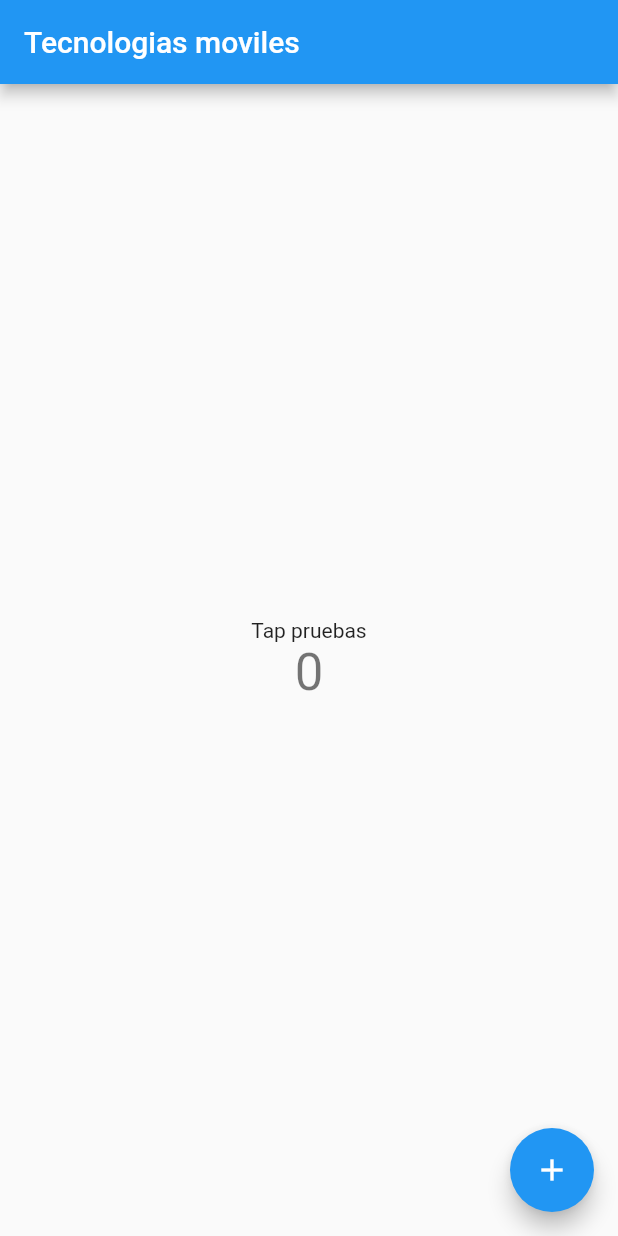
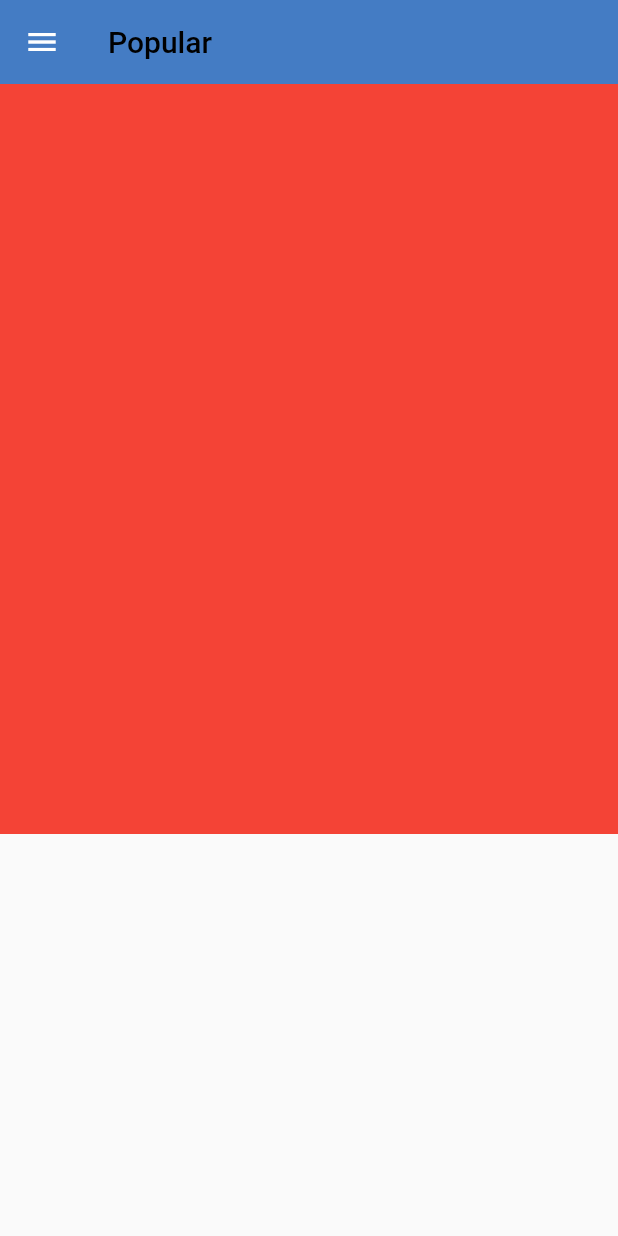
Before and after one commit to Thomasrb26/ProyectoTecMoviles, a Flutter app: the screen it shows after launch, on a phone screen of 412 x 824 dp. Run offline on Flutter 3.47's test engine with Material 2 defaults, Android fonts, the phone set to English and light mode, and no system bars.

Commit message:
menu scroll

```diff
--- a/ProyectoTecMoviles/ProyectoFlutter/lib/main.dart
+++ b/ProyectoTecMoviles/ProyectoFlutter/lib/main.dart
@@ -1,115 +1,20 @@
 import 'package:flutter/material.dart';
+import 'package:flutter_demo/screens/screens.dart';
 
-void main() {
-  runApp(const MyApp());
-}
+void main() => runApp(MyApp());
 
 class MyApp extends StatelessWidget {
-  const MyApp({Key? key}) : super(key: key);
-
-  // This widget is the root of your application.
   @override
   Widget build(BuildContext context) {
     return MaterialApp(
-      title: 'Flutter Demo',
-      theme: ThemeData(
-        // This is the theme of your application.
-        //
-        // Try running your application with "flutter run". You'll see the
-        // application has a blue toolbar. Then, without quitting the app, try
-        // changing the primarySwatch below to Colors.green and then invoke
-        // "hot reload" (press "r" in the console where you ran "flutter run",
-        // or simply save your changes to "hot reload" in a Flutter IDE).
-        // Notice that the counter didn't reset back to zero; the application
-        // is not restarted.
-        primarySwatch: Colors.blue,
-      ),
-      home: const MyHomePage(title: 'Tecnologias moviles'),
-    );
+        debugShowCheckedModeBanner: false,
+        title: 'ALERTASAPP',
+        initialRoute: 'home',
+        routes: {
+          'home': (_) => homeScreen(),
+          'details': (_) => detailsScreen(),
+        },
+        theme: ThemeData.light().copyWith(
+            appBarTheme: AppBarTheme(color: Color.fromRGBO(68, 124, 196, 1))));
   }
 }
-
-class MyHomePage extends StatefulWidget {
-  const MyHomePage({Key? key, required this.title}) : super(key: key);
-
-  // This widget is the home page of your application. It is stateful, meaning
-  // that it has a State object (defined below) that contains fields that affect
-  // how it looks.
-
-  // This class is the configuration for the state. It holds the values (in this
-  // case the title) provided by the parent (in this case the App widget) and
-  // used by the build method of the State. Fields in a Widget subclass are
-  // always marked "final".
-
-  final String title;
-
-  @override
-  State<MyHomePage> createState() => _MyHomePageState();
-}
-
-class _MyHomePageState extends State<MyHomePage> {
-  int _counter = 0;
-
-  void _incrementCounter() {
-    setState(() {
-      // This call to setState tells the Flutter framework that something has
-      // changed in this State, which causes it to rerun the build method below
-      // so that the display can reflect the updated values. If we changed
-      // _counter without calling setState(), then the build method would not be
-      // called again, and so nothing would appear to happen.
-      _counter++;
-    });
-  }
-
-  @override
-  Widget build(BuildContext context) {
-    // This method is rerun every time setState is called, for instance as done
-    // by the _incrementCounter method above.
-    //
-    // The Flutter framework has been optimized to make rerunning build methods
-    // fast, so that you can just rebuild anything that needs updating rather
-    // than having to individually change instances of widgets.
-    return Scaffold(
-      appBar: AppBar(
-        // Here we take the value from the MyHomePage object that was created by
-        // the App.build method, and use it to set our appbar title.
-        title: Text(widget.title),
-      ),
-      body: Center(
-        // Center is a layout widget. It takes a single child and positions it
-        // in the middle of the parent.
-        child: Column(
-          // Column is also a layout widget. It takes a list of children and
-          // arranges them vertically. By default, it sizes itself to fit its
-          // children horizontally, and tries to be as tall as its parent.
-          //
-          // Invoke "debug painting" (press "p" in the console, choose the
-          // "Toggle Debug Paint" action from the Flutter Inspector in Android
-          // Studio, or the "Toggle Debug Paint" command in Visual Studio Code)
-          // to see the wireframe for each widget.
-          //
-          // Column has various properties to control how it sizes itself and
-          // how it positions its children. Here we use mainAxisAlignment to
-          // center the children vertically; the main axis here is the vertical
-          // axis because Columns are vertical (the cross axis would be
-          // horizontal).
-          mainAxisAlignment: MainAxisAlignment.center,
-          children: <Widget>[
-            const Text(
-              'Tap pruebas',
-            ),
-            Text(
-              '$_counter',
-              style: Theme.of(context).textTheme.headline4,
-            ),
-          ],
-        ),
-      ),
-      floatingActionButton: FloatingActionButton(
-        onPressed: _incrementCounter,
-        tooltip: 'Increment',
-        child: const Icon(Icons.add),
-      ), // This trailing comma makes auto-formatting nicer for build methods.
-    );
-  }
-}
--- /dev/null
+++ b/ProyectoTecMoviles/ProyectoFlutter/lib/screens/home_screen.dart
@@ -0,0 +1,22 @@
+import 'package:flutter/material.dart';
+import 'package:flutter_demo/NavBar.dart';
+import 'package:flutter_demo/widgets/widgets.dart';
+
+class homeScreen extends StatelessWidget {
+  @override
+  Widget build(BuildContext context) {
+    return Scaffold(
+        drawer: NavBar(),
+        appBar: AppBar(
+          title: Text(
+            'Popular',
+            style: TextStyle(color: Colors.black),
+          ),
+          elevation: 0,
+          actions: [],
+        ),
+        body: Column(
+          children: [CardSwap()],
+        ));
+  }
+}
--- /dev/null
+++ b/ProyectoTecMoviles/ProyectoFlutter/lib/screens/screens.dart
@@ -0,0 +1,2 @@
+export 'package:flutter_demo/screens/details_screen.dart';
+export 'package:flutter_demo/screens/home_screen.dart';
--- /dev/null
+++ b/ProyectoTecMoviles/ProyectoFlutter/lib/widgets/card_swap.dart
@@ -0,0 +1,12 @@
+import 'package:flutter/material.dart';
+
+class CardSwap extends StatelessWidget {
+  @override
+  Widget build(BuildContext context) {
+    return Container(
+      width: double.infinity,
+      height: 500,
+      color: Colors.red,
+    );
+  }
+}
--- /dev/null
+++ b/ProyectoTecMoviles/ProyectoFlutter/lib/widgets/widgets.dart
@@ -0,0 +1 @@
+export 'package:flutter_demo/widgets/card_swap.dart';
--- a/ProyectoTecMoviles/ProyectoFlutter/pubspec.yaml
+++ b/ProyectoTecMoviles/ProyectoFlutter/pubspec.yaml
@@ -58,9 +58,9 @@ flutter:
   uses-material-design: true
 
   # To add assets to your application, add an assets section, like this:
-  # assets:
-  #   - images/a_dot_burr.jpeg
-  #   - images/a_dot_ham.jpeg
+  assets:
+  - assets/profile1.png
+
 
   # An image asset can refer to one or more resolution-specific "variants", see
   # https://flutter.dev/assets-and-images/#resolution-aware.
```
Also changed, not shown: ProyectoTecMoviles/ProyectoFlutter/lib/NavBar.dart (added, +49 -0 lines), ProyectoTecMoviles/ProyectoFlutter/lib/screens/details_screen.dart (added, +14 -0 lines), ProyectoTecMoviles/ProyectoFlutter/assets/fondo1.png (added), ProyectoTecMoviles/ProyectoFlutter/assets/profile1.png (added), ProyectoTecMoviles/ProyectoFlutter/lib/assets/fondo1.png (added), ProyectoTecMoviles/ProyectoFlutter/lib/assets/profile1.png (added), 1 other file.
